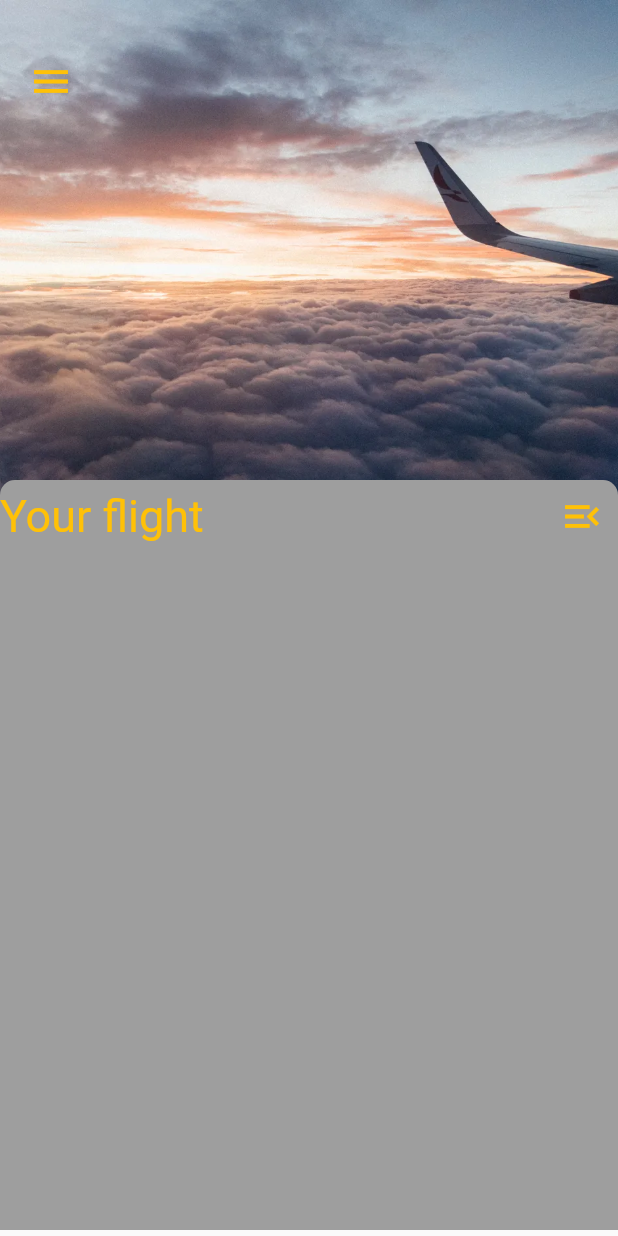
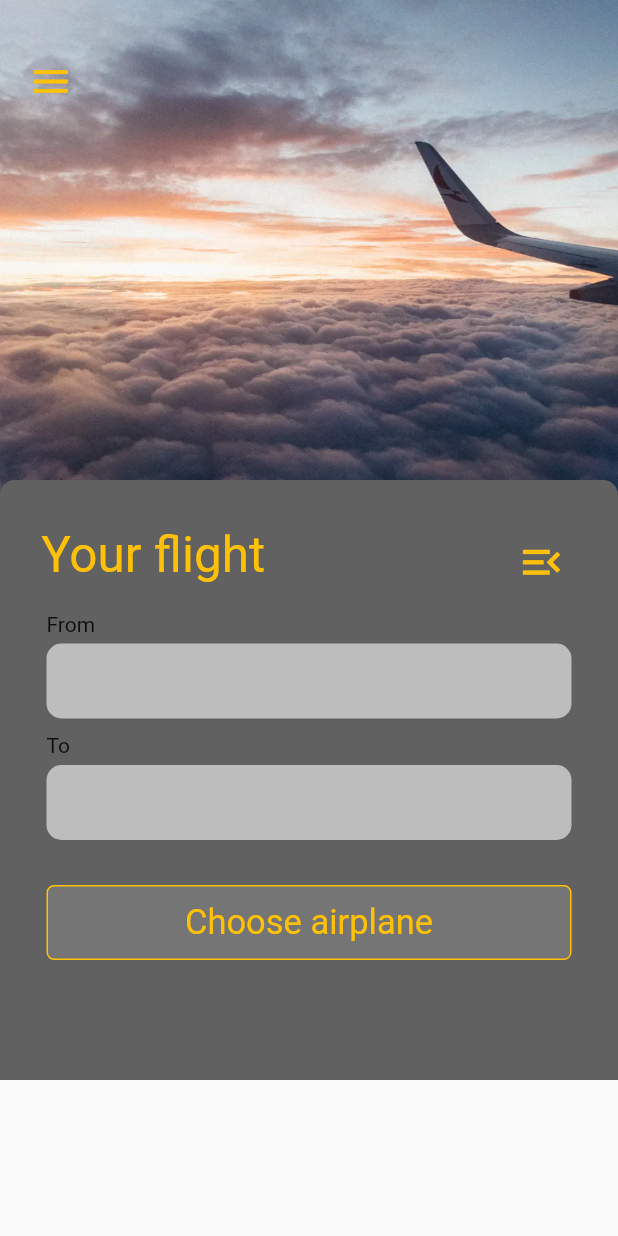
Before and after one commit to home-22/booking_app, a Flutter app: the screen it shows after launch, on a phone screen of 412 x 824 dp. Run offline on Flutter 3.47's test engine with Material 2 defaults, Android fonts, the phone set to English and light mode, and no system bars.

Commit message:
booking_app

```diff
--- a/lib/screens/home_screen.dart
+++ b/lib/screens/home_screen.dart
@@ -1,6 +1,4 @@
 import 'package:flutter/material.dart';
-import 'package:flutter/src/foundation/key.dart';
-import 'package:flutter/src/widgets/framework.dart';
 
 class HomeScreen extends StatefulWidget {
   const HomeScreen({Key? key}) : super(key: key);
@@ -24,7 +22,7 @@ class _HomeScreenState extends State<HomeScreen> {
               child: Container(
                 width: double.maxFinite,
                 height: 350,
-                decoration: BoxDecoration(
+                decoration: const BoxDecoration(
                   image: DecorationImage(
                       image: AssetImage('images/home.png'), fit: BoxFit.cover),
                 ),
@@ -37,7 +35,7 @@ class _HomeScreenState extends State<HomeScreen> {
                 children: [
                   IconButton(
                       onPressed: () {},
-                      icon: Icon(
+                      icon: const Icon(
                         Icons.menu,
                         color: Colors.amber,
                         size: 30,
@@ -49,9 +47,9 @@ class _HomeScreenState extends State<HomeScreen> {
               top: 320,
               child: Container(
                 width: MediaQuery.of(context).size.width,
-                height: 500,
+                height: 400,
                 decoration: BoxDecoration(
-                  color: Colors.grey[500],
+                  color: Colors.grey[700],
                   borderRadius: const BorderRadius.only(
                     topLeft: Radius.circular(10),
                     topRight: Radius.circular(10),
@@ -60,20 +58,69 @@ class _HomeScreenState extends State<HomeScreen> {
                 child: Column(
                   children: [
                     Row(
-                      mainAxisAlignment: MainAxisAlignment.spaceBetween,
+                      mainAxisAlignment: MainAxisAlignment.spaceAround,
+                      crossAxisAlignment: CrossAxisAlignment.start,
+                      children: [
+                        const Padding(
+                          padding: EdgeInsets.only(top: 30),
+                          child: Text(
+                            'Your flight',
+                            style: TextStyle(fontSize: 33, color: Colors.amber),
+                          ),
+                        ),
+                        const SizedBox(width: 50),
+                        Padding(
+                          padding: const EdgeInsets.only(top: 30),
+                          child: IconButton(
+                            onPressed: () {},
+                            icon: const Icon(
+                              Icons.menu_open_outlined,
+                              size: 33,
+                              color: Colors.amber,
+                            ),
+                          ),
+                        ),
+                      ],
+                    ),
+                    const SizedBox(height: 10),
+                    Column(
+                      crossAxisAlignment: CrossAxisAlignment.start,
                       children: [
                         const Text(
-                          'Your flight',
-                          style: TextStyle(fontSize: 30, color: Colors.amber),
+                          'From',
                         ),
-                        IconButton(
-                          onPressed: () {},
-                          icon: const Icon(
-                            Icons.menu_open_outlined,
-                            size: 30,
-                            color: Colors.amber,
+                        const SizedBox(height: 5),
+                        Container(
+                          height: 50,
+                          width: 350,
+                          decoration: BoxDecoration(
+                              borderRadius: BorderRadius.circular(10),
+                              color: Colors.grey[400]),
+                        ),
+                        const SizedBox(height: 10),
+                        const Text('To'),
+                        const SizedBox(height: 5),
+                        Container(
+                          height: 50,
+                          width: 350,
+                          decoration: BoxDecoration(
+                              borderRadius: BorderRadius.circular(10),
+                              color: Colors.grey[400]),
+                        ),
+                        const SizedBox(height: 30),
+                        Container(
+                          height: 50,
+                          width: 350,
+                          decoration: BoxDecoration(
+                              border: Border.all(color: Colors.amber),
+                              borderRadius: BorderRadius.circular(5),
+                              color: Colors.grey[600]),
+                          alignment: Alignment.center,
+                          child: const Text(
+                            'Choose airplane',
+                            style: TextStyle(color: Colors.amber, fontSize: 23),
                           ),
-                        ),
+                        )
                       ],
                     )
                   ],
```
